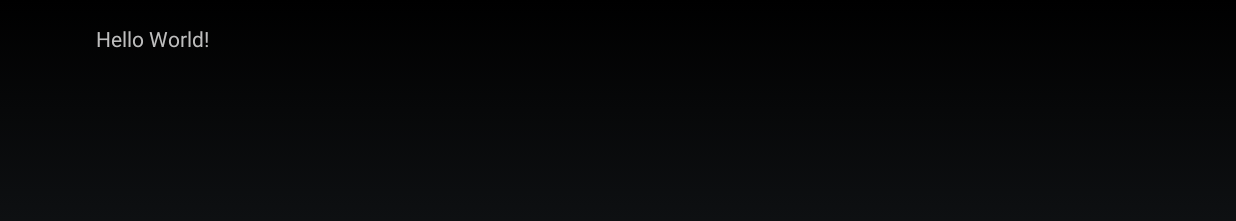
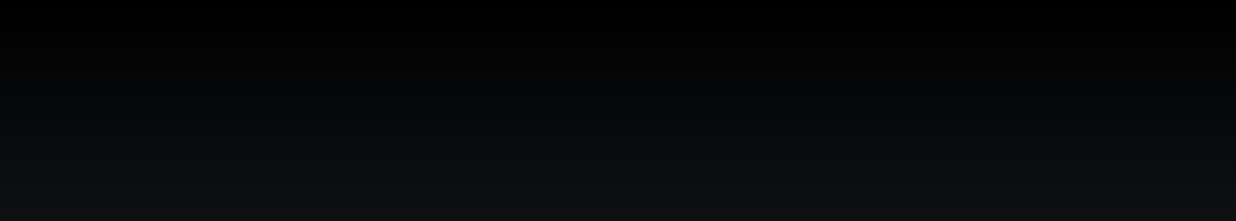
Before and after one commit to Shalantor/Connect4, an Android app: the screen it shows after launch (MainActivity), on a phone screen of 824 x 412 dp (held sideways). Shown: the top 221 px of the screen. Run offline under Robolectric (Android 15) with nearby library versions, the phone set to English and light mode, and no system bars.

Commit message:
Remove default text in xml and add string resources

```diff
--- a/app/src/main/res/layout/activity_main.xml
+++ b/app/src/main/res/layout/activity_main.xml
@@ -3,14 +3,7 @@
     xmlns:tools="http://schemas.android.com/tools"
     android:layout_width="match_parent"
     android:layout_height="match_parent"
-    android:paddingBottom="@dimen/activity_vertical_margin"
-    android:paddingLeft="@dimen/activity_horizontal_margin"
-    android:paddingRight="@dimen/activity_horizontal_margin"
-    android:paddingTop="@dimen/activity_vertical_margin"
     tools:context="com.example.shalantor.connect4.MainActivity">
 
-    <TextView
-        android:layout_width="wrap_content"
-        android:layout_height="wrap_content"
-        android:text="Hello World!" />
+
 </RelativeLayout>
--- a/app/src/main/res/values/strings.xml
+++ b/app/src/main/res/values/strings.xml
@@ -1,3 +1,8 @@
 <resources>
     <string name="app_name">Connect4</string>
+    <string name="single">Singleplayer</string>
+    <string name="multi">Multiplayer</string>
+    <string name="about">About</string>
+    <string name="options">Options</string>
+    <string name="exit">Exit</string>
 </resources>
```
